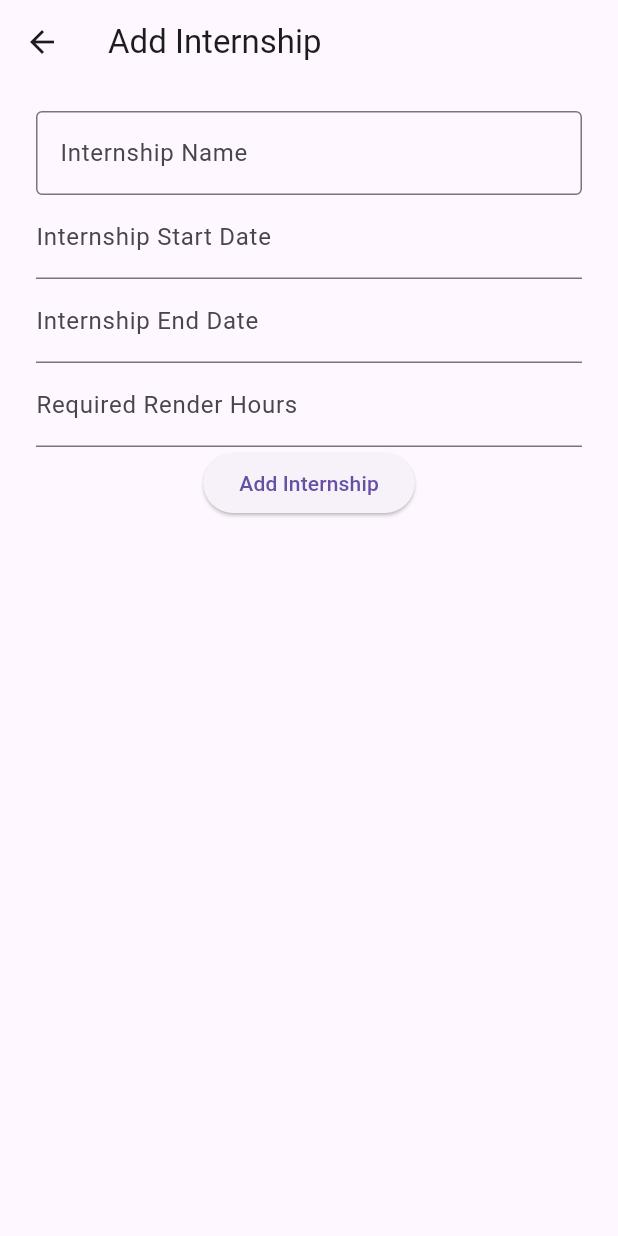
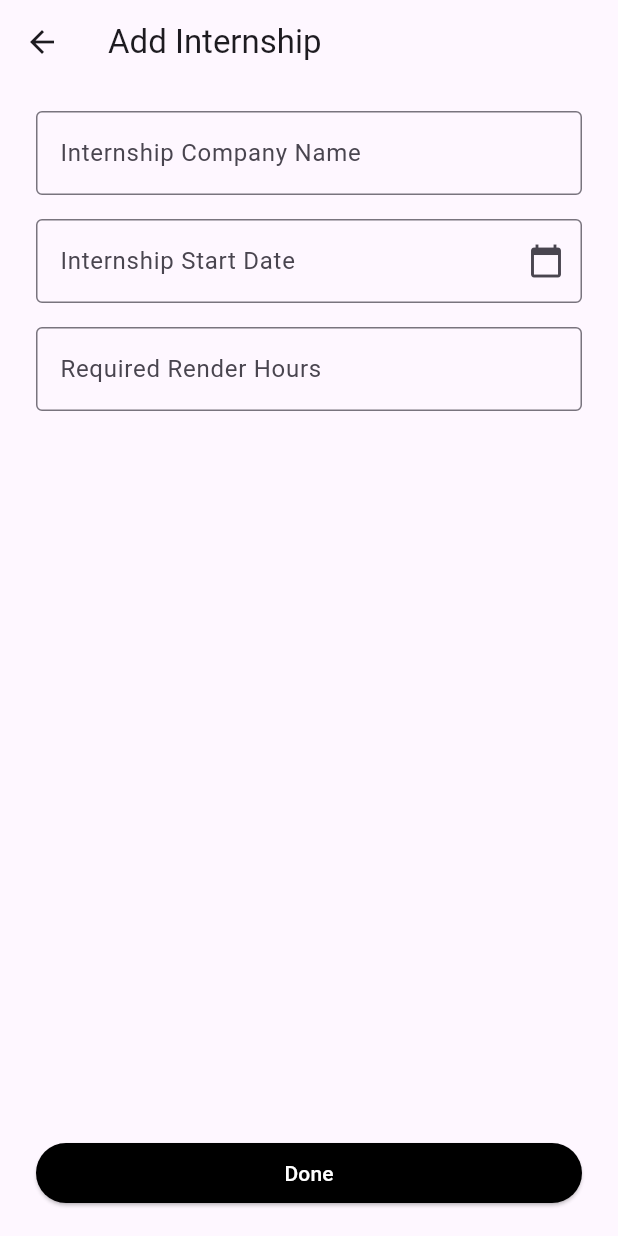
Before and after one commit to L3v1n/internship_tracker, a Flutter app: the AddInternView screen opened directly, on a phone screen of 412 x 824 dp. Run offline on Flutter 3.47's test engine with Material 3 defaults, Android fonts, the phone set to English and light mode, and no system bars; our stand-ins replace bloc, flutter_bloc, go_router.

Commit message:
File changes

```diff
--- a/lib/add_intern/bloc/add_intern_bloc.dart
+++ b/lib/add_intern/bloc/add_intern_bloc.dart
@@ -1,13 +1,24 @@
-import 'package:flutter/material.dart';
 import 'package:bloc/bloc.dart';
+import 'package:intl/intl.dart';
 
 part 'add_intern_event.dart';
 part 'add_intern_state.dart';
 
 class AddInternBloc extends Bloc<AddInternEvent, AddInternState> {
+  final DateFormat _dateFormat = DateFormat('MM/dd/yyyy');
+
   AddInternBloc() : super(AddInternInitial()) {
-    on<AddInternEvent>((event, emit) {
-      // TODO: implement event handler
-    });
+    on<OpenStartDatePicker>(_onOpenStartDatePicker);
+    on<StartDateSelected>(_onStartDateSelected);
   }
+
+  Future<void> _onOpenStartDatePicker(
+    OpenStartDatePicker event,
+    Emitter<AddInternState> emit,
+  ) async {}
+
+  Future<void> _onStartDateSelected(
+    StartDateSelected event,
+    Emitter<AddInternState> emit,
+  ) async {}
 }
--- a/lib/add_intern/bloc/add_intern_event.dart
+++ b/lib/add_intern/bloc/add_intern_event.dart
@@ -1,3 +1,10 @@
 part of 'add_intern_bloc.dart';
 
 sealed class AddInternEvent {}
+
+final class OpenStartDatePicker extends AddInternEvent {}
+
+final class StartDateSelected extends AddInternEvent {
+  final DateTime date;
+  StartDateSelected(this.date);
+}
--- a/lib/add_intern/view/add_intern_view.dart
+++ b/lib/add_intern/view/add_intern_view.dart
@@ -1,58 +1,113 @@
 import 'package:flutter/material.dart';
+import 'package:flutter_bloc/flutter_bloc.dart';
 
-class AddInternView extends StatelessWidget {
+import '../add_intern_barrel.dart';
+
+class AddInternView extends StatefulWidget {
   const AddInternView({super.key});
 
   @override
+  State<AddInternView> createState() => _AddInternViewState();
+}
+
+class _AddInternViewState extends State<AddInternView> {
+  final _formKey = GlobalKey<FormState>();
+  final _nameController = TextEditingController();
+  final _hoursController = TextEditingController();
+
+  @override
+  void dispose() {
+    _nameController.dispose();
+    _hoursController.dispose();
+    super.dispose();
+  }
+
+  @override
   Widget build(BuildContext context) {
-    final _formKey = GlobalKey<FormState>();
-    final _internshipNameController = TextEditingController();
-    final _internshipStartDateController = TextEditingController();
-    final _internshipEndDateController = TextEditingController();
-    final _requiredRenderHoursController = TextEditingController();
-
     return Scaffold(
       appBar: AppBar(title: const Text('Add Internship')),
-      body: Form(
-        key: GlobalKey<FormState>(),
+      body: BlocBuilder<AddInternBloc, AddInternState>(
+        builder: (context, state) {
+          return Form(
+            key: _formKey,
             child: Padding(
               padding: const EdgeInsets.symmetric(vertical: 18, horizontal: 24),
               child: Column(
+                crossAxisAlignment: CrossAxisAlignment.stretch,
                 children: [
                   TextFormField(
-                controller: TextEditingController(),
+                    controller: _nameController,
                     keyboardType: TextInputType.text,
                     maxLength: 32,
-                decoration: InputDecoration(
-                  border: const OutlineInputBorder(),
-                  labelText: 'Internship Name',
+                    decoration: const InputDecoration(
+                      border: OutlineInputBorder(),
+                      labelText: 'Internship Company Name',
                       counterText: '',
                     ),
+                    validator: (value) {
+                      if (value == null || value.isEmpty) {
+                        return 'Please enter a company';
+                      }
+                      return null;
+                    },
                   ),
+                  const SizedBox(height: 16),
+                  // Start Date Field
                   TextFormField(
+                    readOnly: true,
+                    controller: TextEditingController(),
                     decoration: const InputDecoration(
+                      border: OutlineInputBorder(),
                       labelText: 'Internship Start Date',
+                      suffixIcon: Icon(Icons.calendar_today),
+                    ),
+                    onTap: () => {},
+                    validator: (value) {
+                      if (value == null || value.isEmpty) {
+                        return 'Please select a start date';
+                      }
+                      return null;
+                    },
+                  ),
+                  const SizedBox(height: 16),
+                  TextFormField(
+                    controller: _hoursController,
+                    keyboardType: TextInputType.number,
+                    decoration: const InputDecoration(
+                      border: OutlineInputBorder(),
+                      labelText: 'Required Render Hours',
+                    ),
+                    validator: (value) {
+                      if (value == null || value.isEmpty) {
+                        return 'Please enter required hours';
+                      }
+                      return null;
+                    },
+                  ),
+                  const Spacer(),
+                  ElevatedButton(
+                    onPressed: () {},
+                    style: ElevatedButton.styleFrom(
+                      backgroundColor:
+                          Theme.of(context).brightness == Brightness.dark
+                              ? Colors.white
+                              : Colors.black,
+                    ),
+                    child: Text(
+                      'Done',
+                      style: TextStyle(
+                        color:
+                            Theme.of(context).brightness == Brightness.dark
+                                ? Colors.black
+                                : Colors.white,
                       ),
                     ),
-              TextFormField(
-                decoration: const InputDecoration(
-                  labelText: 'Internship End Date',
-                ),
-              ),
-              TextFormField(
-                decoration: const InputDecoration(
-                  labelText: 'Required Render Hours',
-                ),
-              ),
-              ElevatedButton(
-                onPressed: () {
-                  // Handle form submission
-                },
-                child: const Text('Add Internship'),
                   ),
                 ],
               ),
             ),
+          );
+        },
       ),
     );
   }
--- a/lib/home/home_view.dart
+++ b/lib/home/home_view.dart
@@ -1,6 +1,5 @@
 import 'package:flutter/material.dart';
 import 'package:go_router/go_router.dart';
-import 'package:internship_tracker/add_intern/view/add_intern_page.dart';
 
 class InternshipTracker extends StatefulWidget {
   const InternshipTracker({super.key});
@@ -23,7 +22,7 @@ class _InternshipTrackerState extends State<InternshipTracker> {
         child: Column(
           mainAxisAlignment: MainAxisAlignment.center,
           children: [
-            Center(child: const Text('You have no internship yet!')),
+            Center(child: const Text('You have no internships yet!')),
             const SizedBox(height: 20),
           ],
         ),
@@ -31,14 +30,13 @@ class _InternshipTrackerState extends State<InternshipTracker> {
       floatingActionButton: FloatingActionButton(
         onPressed: () async {
           final update = await context.push('/add_intern');
-          if (update != null) {
-          }
+          if (update != null) {}
         },
         backgroundColor:
             Theme.of(context).brightness == Brightness.dark
                 ? Colors.white
                 : Colors.black,
-        shape: CircleBorder(),
+        shape: const CircleBorder(),
         child: Icon(
           Icons.add,
           color:
--- a/pubspec.yaml
+++ b/pubspec.yaml
@@ -16,6 +16,7 @@ dependencies:
   flutter_bloc: ^9.1.0
   bloc: ^9.0.0
   go_router: ^15.0.0
+  intl: ^0.20.2
 
 dev_dependencies:
   flutter_test:
```
Also changed, not shown: lib/add_intern/bloc/add_intern_state.dart (+19 -0 lines), lib/router.dart (+5 -3 lines), lib/add_intern/add_intern_barrel.dart (line endings or trailing spaces), lib/add_intern/view/add_intern_page.dart (line endings or trailing spaces), lib/app.dart (line endings or trailing spaces), pubspec.lock, 10 other files. Lines whose indentation alone changed are shown as unchanged.
